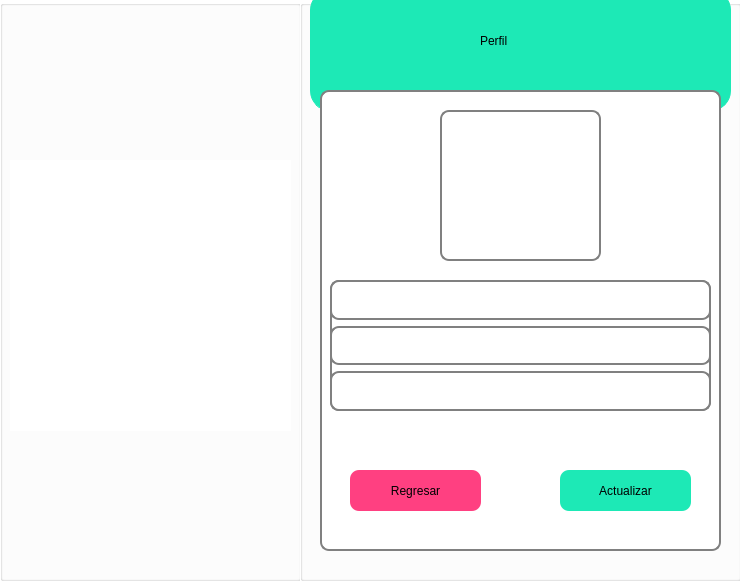
Qt form SCS/foto.ui (sagarme17/SCS) before a commit.
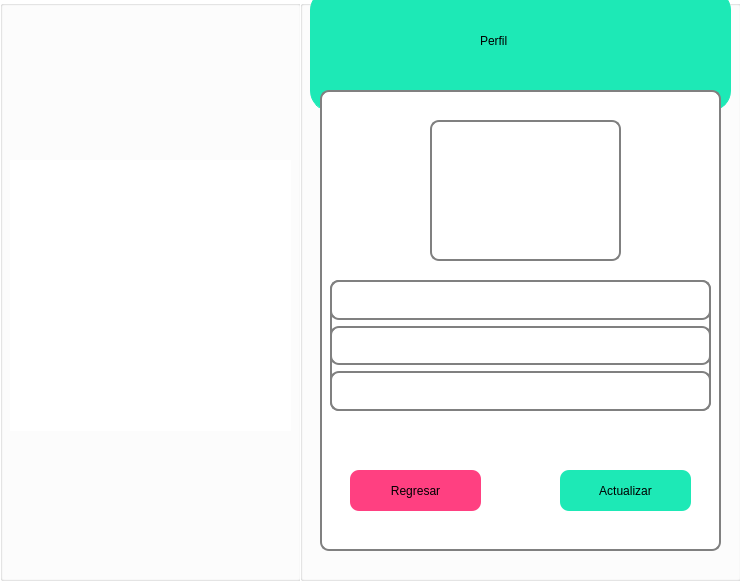
The same form after that commit. Icons and pictures are not drawn.

Commit message: Se realizo la historia de usuario actualizar foto

```diff
--- a/SCS/foto.ui
+++ b/SCS/foto.ui
@@ -208,28 +208,6 @@
       </item>
      </layout>
     </widget>
-    <widget class="QLabel" name="label_FOTO">
-     <property name="enabled">
-      <bool>true</bool>
-     </property>
-     <property name="geometry">
-      <rect>
-       <x>120</x>
-       <y>20</y>
-       <width>161</width>
-       <height>151</height>
-      </rect>
-     </property>
-     <property name="autoFillBackground">
-      <bool>false</bool>
-     </property>
-     <property name="text">
-      <string/>
-     </property>
-     <property name="scaledContents">
-      <bool>true</bool>
-     </property>
-    </widget>
     <widget class="QPushButton" name="Cambiar_Foto">
      <property name="geometry">
       <rect>
@@ -243,11 +221,27 @@
       <string/>
      </property>
     </widget>
+    <widget class="QLabel" name="aver">
+     <property name="geometry">
+      <rect>
+       <x>110</x>
+       <y>30</y>
+       <width>191</width>
+       <height>141</height>
+      </rect>
+     </property>
+     <property name="text">
+      <string/>
+     </property>
+     <property name="scaledContents">
+      <bool>true</bool>
+     </property>
+    </widget>
     <zorder>Cambiar_Foto</zorder>
     <zorder>Regresar</zorder>
     <zorder>Actualizar</zorder>
     <zorder>verticalLayoutWidget</zorder>
-    <zorder>label_FOTO</zorder>
+    <zorder>aver</zorder>
    </widget>
    <widget class="QLabel" name="label_2">
     <property name="geometry">
```
The commit also changes 9 other files.
